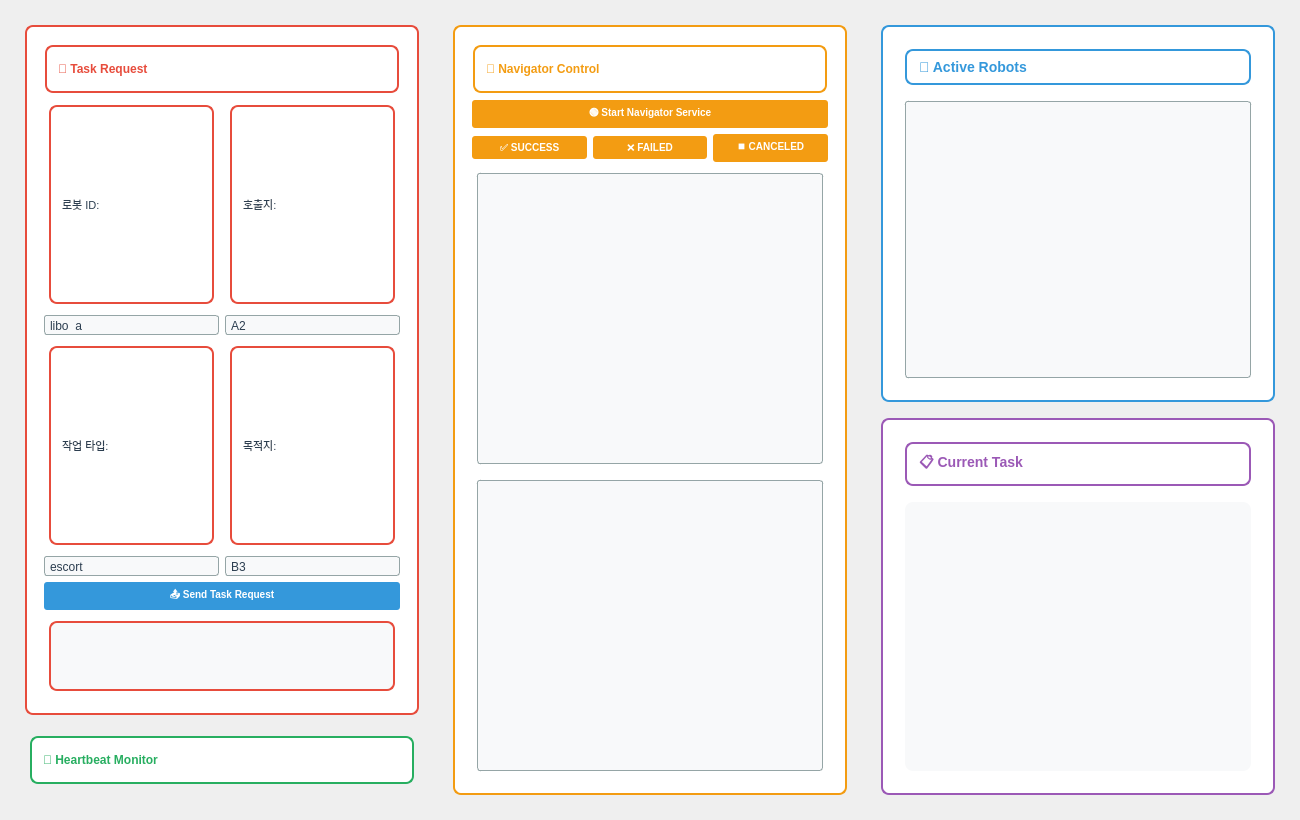
Above: ros_ws/src/admin/ui/main_control_tab.ui from addinedu-ros-9th/ros-repo-1 before the change. Below: the same form after it.
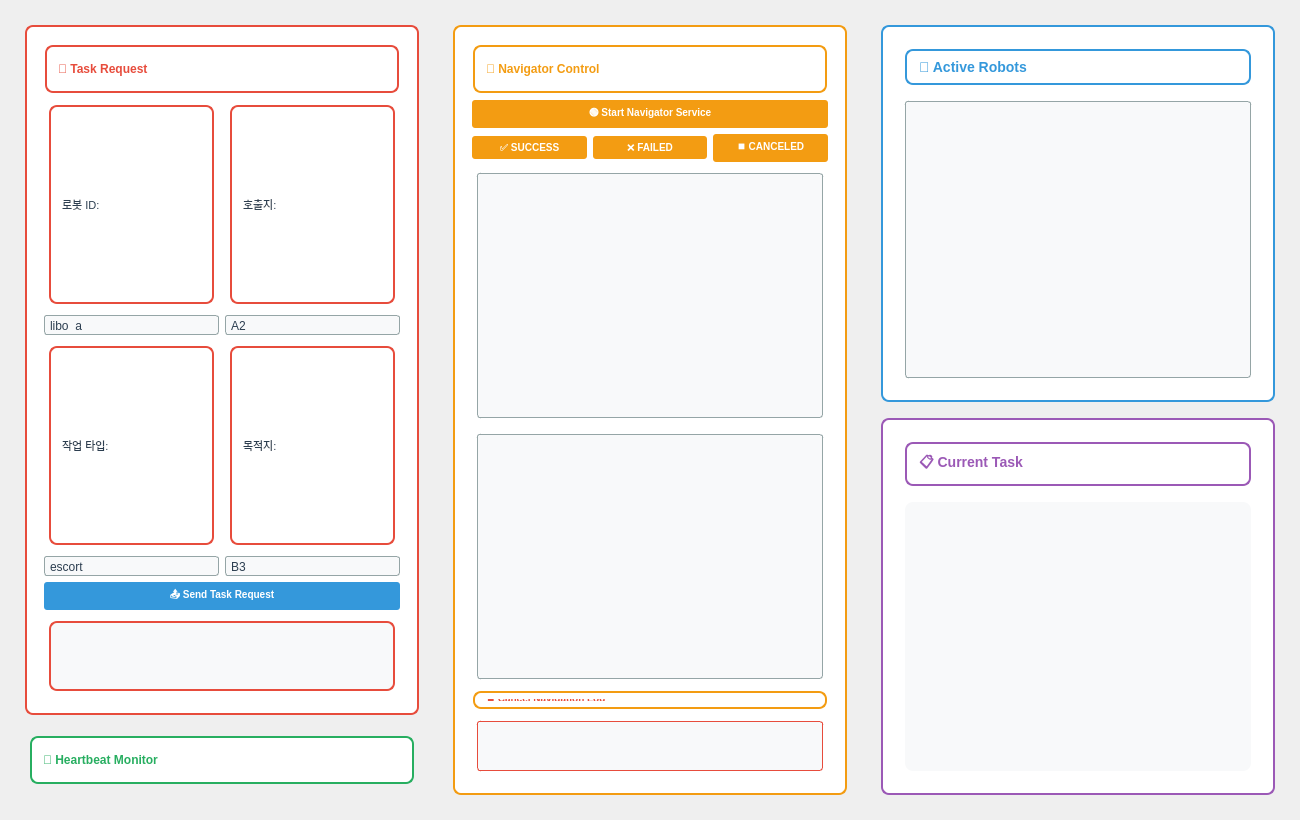
That is the form after the change.

Patch:
```diff
--- a/ros_ws/src/admin/ui/main_control_tab.ui
+++ b/ros_ws/src/admin/ui/main_control_tab.ui
@@ -369,6 +369,50 @@
            </property>
           </widget>
          </item>
+         <item>
+          <widget class="QLabel" name="cancel_navigation_label">
+           <property name="minimumSize">
+            <size>
+             <width>0</width>
+             <height>20</height>
+            </size>
+           </property>
+           <property name="maximumSize">
+            <size>
+             <width>16777215</width>
+             <height>20</height>
+            </size>
+           </property>
+           <property name="styleSheet">
+            <string>font-size: 10px; font-weight: bold; color: #e74c3c; margin: 1px;</string>
+           </property>
+           <property name="text">
+            <string>⏹️ Cancel Navigation Log</string>
+           </property>
+          </widget>
+         </item>
+         <item>
+          <widget class="QTextEdit" name="cancel_navigation_log_text">
+           <property name="minimumSize">
+            <size>
+             <width>0</width>
+             <height>60</height>
+            </size>
+           </property>
+           <property name="maximumSize">
+            <size>
+             <width>16777215</width>
+             <height>60</height>
+            </size>
+           </property>
+           <property name="styleSheet">
+            <string>background-color: #f8f9fa; color: #2c3e50; font-size: 9px; border: 1px solid #e74c3c; border-radius: 3px;</string>
+           </property>
+           <property name="text" stdset="0">
+            <string>취소 요청 없음</string>
+           </property>
+          </widget>
+         </item>
         </layout>
        </widget>
       </item>
```
